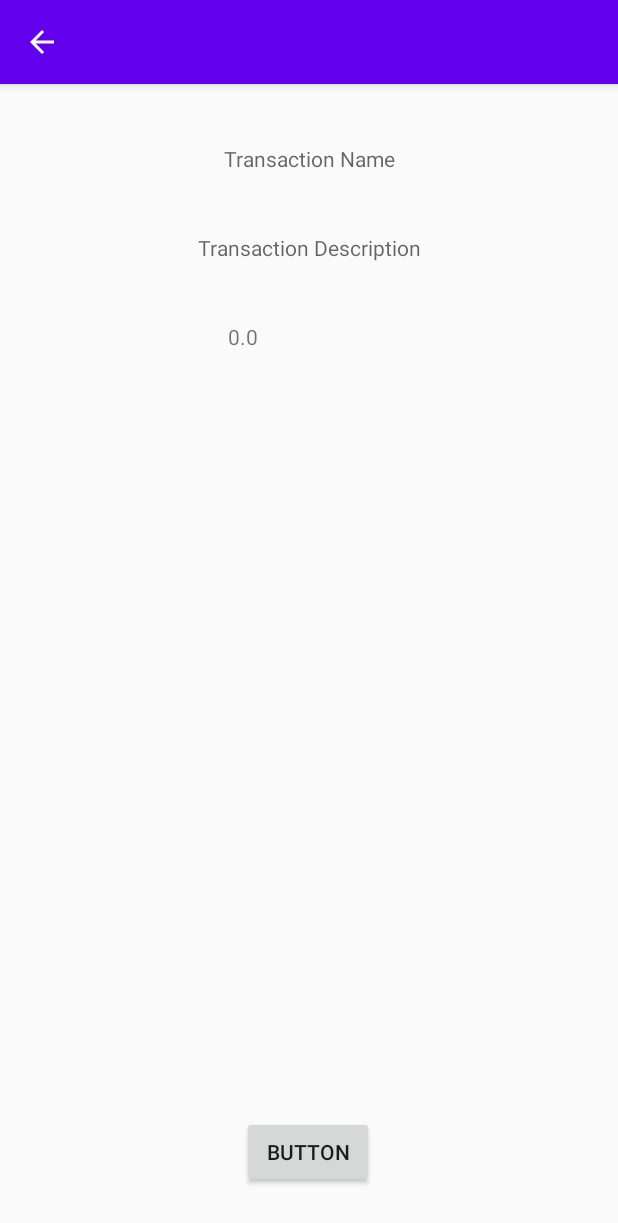
After one commit to meriacre/CashChecker, an Android app: the DisplayActivity screen opened directly, with no data from a screen before it, on a phone screen of 412 x 824 dp. The commit adds this screen. Shown: the top 1223 px of the screen. Run offline under Robolectric (Android 15) with nearby library versions, the light colour scheme and no system bars.

Commit message:
Adaugarea DisplayActivity.kt

```diff
--- /dev/null
+++ b/app/src/main/java/md/merit/strangatorul/DisplayActivity.kt
@@ -0,0 +1,30 @@
+package md.merit.strangatorul
+
+import androidx.appcompat.app.AppCompatActivity
+import android.os.Bundle
+import androidx.appcompat.app.ActionBar
+import kotlinx.android.synthetic.main.activity_display.*
+
+class DisplayActivity : AppCompatActivity() {
+    override fun onCreate(savedInstanceState: Bundle?) {
+        super.onCreate(savedInstanceState)
+        setContentView(R.layout.activity_display)
+
+        val actionBar: ActionBar? = supportActionBar
+        actionBar!!.setDisplayHomeAsUpEnabled(true)
+        actionBar!!.setDisplayShowHomeEnabled(true)
+
+        var intent = intent
+        var aTitle = intent.getStringExtra("iTitle")
+        var aDescription = intent.getStringExtra("iDesc")
+        var aPrice = intent.getDoubleExtra("iPrice", 0.0)
+
+        actionBar.setTitle(aTitle)
+
+        tvNameDisplay.text = aTitle
+        tvDescriptionDisplay.text = aDescription
+        tvPriceDisplay.text = aPrice.toString()
+
+    }
+
+}
--- /dev/null
+++ b/app/src/main/res/layout/activity_display.xml
@@ -0,0 +1,49 @@
+<?xml version="1.0" encoding="utf-8"?>
+<androidx.constraintlayout.widget.ConstraintLayout xmlns:android="http://schemas.android.com/apk/res/android"
+    xmlns:app="http://schemas.android.com/apk/res-auto"
+    xmlns:tools="http://schemas.android.com/tools"
+    android:layout_width="match_parent"
+    android:layout_height="match_parent"
+    tools:context=".DisplayActivity">
+
+    <TextView
+        android:id="@+id/tvNameDisplay"
+        android:hint="Transaction Name"
+        android:layout_width="wrap_content"
+        android:layout_height="wrap_content"
+        android:layout_marginTop="40dp"
+        app:layout_constraintEnd_toEndOf="parent"
+        app:layout_constraintStart_toStartOf="parent"
+        app:layout_constraintTop_toTopOf="parent" />
+
+    <TextView
+        android:hint="Transaction Description"
+        android:id="@+id/tvDescriptionDisplay"
+        android:layout_width="wrap_content"
+        android:layout_height="wrap_content"
+        android:layout_marginTop="40dp"
+        app:layout_constraintEnd_toEndOf="parent"
+        app:layout_constraintStart_toStartOf="parent"
+        app:layout_constraintTop_toBottomOf="@+id/tvNameDisplay" />
+
+    <TextView
+        android:hint="Transaction Price"
+        android:id="@+id/tvPriceDisplay"
+        android:layout_width="wrap_content"
+        android:layout_height="wrap_content"
+        android:layout_marginTop="40dp"
+        app:layout_constraintEnd_toEndOf="parent"
+        app:layout_constraintStart_toStartOf="parent"
+        app:layout_constraintTop_toBottomOf="@+id/tvDescriptionDisplay" />
+
+    <Button
+        android:id="@+id/button"
+        android:layout_width="wrap_content"
+        android:layout_height="wrap_content"
+        android:layout_marginBottom="32dp"
+        android:text="Button"
+        app:layout_constraintBottom_toBottomOf="parent"
+        app:layout_constraintEnd_toEndOf="parent"
+        app:layout_constraintHorizontal_bias="0.498"
+        app:layout_constraintStart_toStartOf="parent" />
+</androidx.constraintlayout.widget.ConstraintLayout>
```
Also changed, not shown: app/build.gradle (+10 -0 lines), app/src/main/AndroidManifest.xml (+8 -1 lines), app/src/main/java/md/merit/strangatorul/MainActivity.kt (+4 -3 lines), app/src/main/java/md/merit/strangatorul/MyAdapter.kt (+32 -14 lines).
